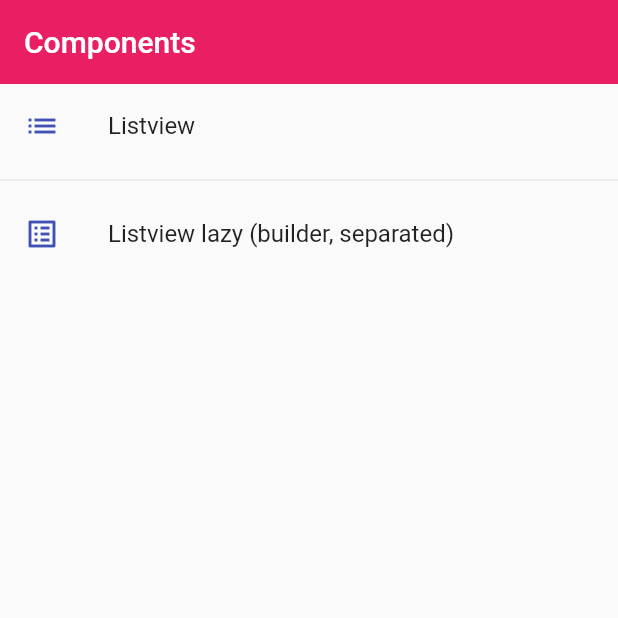
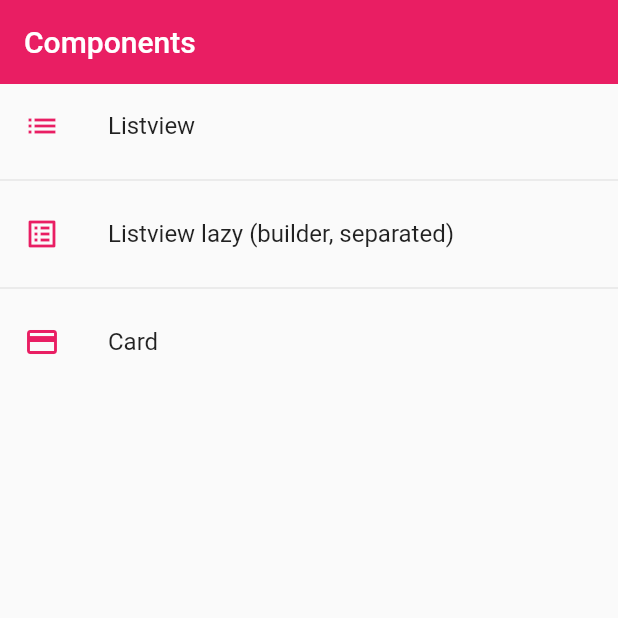
Before and after one commit to marcelofb/flutter-archetype-2022, a Flutter app: the screen it shows after launch, on a phone screen of 412 x 824 dp, the top half of it. Run offline on Flutter 3.47's test engine with Material 2 defaults, Android fonts, the phone set to English and light mode, and no system bars.

Commit message:
Added Card component

```diff
--- a/lib/router/app_routes.dart
+++ b/lib/router/app_routes.dart
@@ -17,6 +17,11 @@ class AppRoutes {
         name: 'Listview lazy (builder, separated)',
         screen: const Listview2Screen(),
         icon: Icons.list_alt),
+    MenuOption(
+        route: 'card',
+        name: 'Card',
+        screen: const CardScreen(),
+        icon: Icons.credit_card),
   ];
 
   static Map<String, Widget Function(BuildContext)> getAppRoutes() {
--- a/lib/screens/screens.dart
+++ b/lib/screens/screens.dart
@@ -1,3 +1,4 @@
 export 'package:archetype_2022/screens/listview1_screen.dart';
 export 'package:archetype_2022/screens/listview2_screen.dart';
 export 'package:archetype_2022/screens/home_screen.dart';
+export 'package:archetype_2022/screens/card_screen.dart';
--- a/lib/theme/app_theme.dart
+++ b/lib/theme/app_theme.dart
@@ -1,12 +1,17 @@
 import 'package:flutter/material.dart';
 
 class AppTheme {
+  static const Color primary = Colors.pink;
+
   static final ThemeData lightTheme = ThemeData.light().copyWith(
-      primaryColor: Colors.indigo,
-      appBarTheme: const AppBarTheme(color: Colors.pink, elevation: 0));
+    primaryColor: primary,
+    appBarTheme: const AppBarTheme(color: primary, elevation: 0),
+    textButtonTheme:
+        TextButtonThemeData(style: TextButton.styleFrom(primary: primary)),
+  );
 
   static final ThemeData darkTheme = ThemeData.dark().copyWith(
-      primaryColor: Colors.indigo,
-      appBarTheme: const AppBarTheme(color: Colors.pink, elevation: 0),
+      primaryColor: primary,
+      appBarTheme: const AppBarTheme(color: primary, elevation: 0),
       scaffoldBackgroundColor: Colors.black);
 }
--- /dev/null
+++ b/lib/widgets/widgets.dart
@@ -0,0 +1,2 @@
+export 'package:archetype_2022/widgets/custom_card_type_1.dart';
+export 'package:archetype_2022/widgets/custom_card_type_2.dart';
--- a/pubspec.yaml
+++ b/pubspec.yaml
@@ -58,8 +58,8 @@ flutter:
   uses-material-design: true
 
   # To add assets to your application, add an assets section, like this:
-  # assets:
-  #   - images/a_dot_burr.jpeg
+  assets:
+    - assets/
   #   - images/a_dot_ham.jpeg
 
   # An image asset can refer to one or more resolution-specific "variants", see
```
Also changed, not shown: lib/screens/card_screen.dart (added, +31 -0 lines), lib/widgets/custom_card_type_1.dart (added, +39 -0 lines), lib/widgets/custom_card_type_2.dart (added, +36 -0 lines), assets/jar-loading.gif (added).
